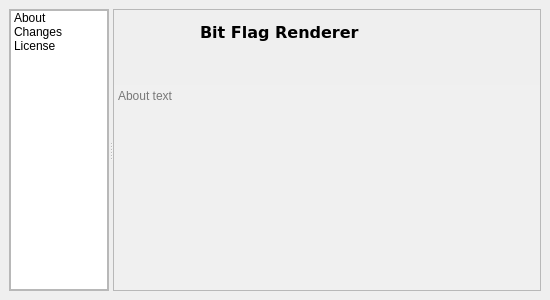
Above: bitflagrenderer/aboutdialog.ui from jakimowb/bit-flag-renderer before the change. Below: the same form after it.
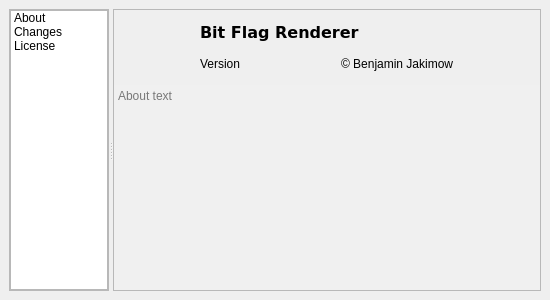
That is the form after the change. Icons and pictures are not drawn.

The edit to the form file:
```diff
--- a/bitflagrenderer/aboutdialog.ui
+++ b/bitflagrenderer/aboutdialog.ui
@@ -311,11 +311,48 @@
                  </widget>
                 </item>
                 <item>
-                 <widget class="QLabel" name="labelVersion">
-                  <property name="text">
-                   <string>&lt;version&gt;</string>
+                 <layout class="QHBoxLayout" name="horizontalLayout_3">
+                  <property name="spacing">
+                   <number>1</number>
                   </property>
-                 </widget>
+                  <property name="topMargin">
+                   <number>0</number>
+                  </property>
+                  <item>
+                   <widget class="QLabel" name="label">
+                    <property name="text">
+                     <string>Version</string>
+                    </property>
+                   </widget>
+                  </item>
+                  <item>
+                   <widget class="QLabel" name="labelVersion">
+                    <property name="text">
+                     <string>&lt;version&gt;</string>
+                    </property>
+                   </widget>
+                  </item>
+                  <item>
+                   <spacer name="horizontalSpacer">
+                    <property name="orientation">
+                     <enum>Qt::Horizontal</enum>
+                    </property>
+                    <property name="sizeHint" stdset="0">
+                     <size>
+                      <width>40</width>
+                      <height>20</height>
+                     </size>
+                    </property>
+                   </spacer>
+                  </item>
+                  <item>
+                   <widget class="QLabel" name="label_2">
+                    <property name="text">
+                     <string>© Benjamin Jakimow</string>
+                    </property>
+                   </widget>
+                  </item>
+                 </layout>
                 </item>
                </layout>
               </widget>
```
Left out of the diff: 2 changed lines with no effect on the pictures.
